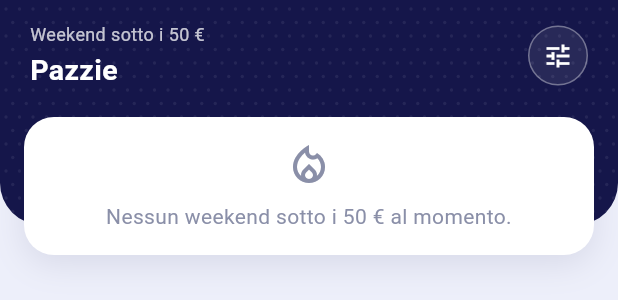
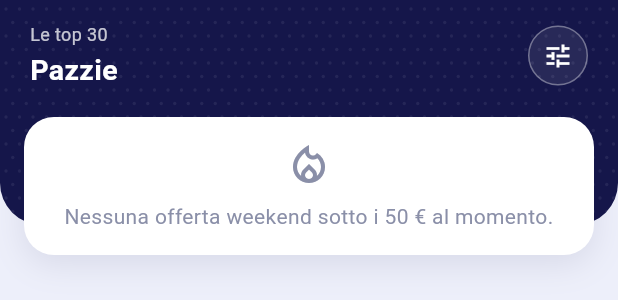
Before and after one commit to FloresStefano/explore, a Flutter app: the CrazyScreen widget shown alone on an empty page, opened directly, on a phone screen of 412 x 824 dp. Shown: the top 300 px of the screen. Run offline on Flutter 3.47's test engine with Material 3 defaults, Android fonts, the phone set to English and light mode, and no system bars; our stand-ins replace shared_preferences; accounts and stored records are empty; network calls fail.

Commit message:
Pazzie: call it the top 30 ranking
Co-Authored-By: Claude Opus 5.5 <noreply@anthropic.com>

```diff
--- a/app/lib/screens/crazy.dart
+++ b/app/lib/screens/crazy.dart
@@ -55,7 +55,7 @@ class CrazyScreen extends StatelessWidget {
       builder: (context, _) => PageShell(
         headerHeight: sectionHeaderHeight,
         header: HeaderTitle(
-          kicker: 'Weekend sotto i $crazyMaxPrice €',
+          kicker: 'Le top $crazyCount',
           title: 'Pazzie',
           action: isWide(context) ? null : RoundIcon(Icons.tune, tooltip: 'Impostazioni', onTap: () => openSettings(context)),
         ),
@@ -68,7 +68,7 @@ class CrazyScreen extends StatelessWidget {
             final list = crazyOffers(catalog);
             if (list.isEmpty) {
               return ListView(padding: const EdgeInsets.fromLTRB(16, 4, 16, 24), children: const [
-                EmptyNote('Nessun weekend sotto i 50 € al momento.', icon: Icons.local_fire_department_outlined),
+                EmptyNote('Nessuna offerta weekend sotto i 50 € al momento.', icon: Icons.local_fire_department_outlined),
               ]);
             }
             final request = [
@@ -96,7 +96,8 @@ class CrazyScreen extends StatelessWidget {
                   header: [
                     Row(children: [
                       Expanded(
-                        child: CountLine('${list.length} weekend · dal più vicino al più lontano'),
+                        child: CountLine('Top ${list.length} pazzie · offerte weekend sotto i $crazyMaxPrice €, '
+                            'dalla più vicina alla più lontana'),
                       ),
                       const Padding(
                         padding: EdgeInsets.only(bottom: 10),
```
